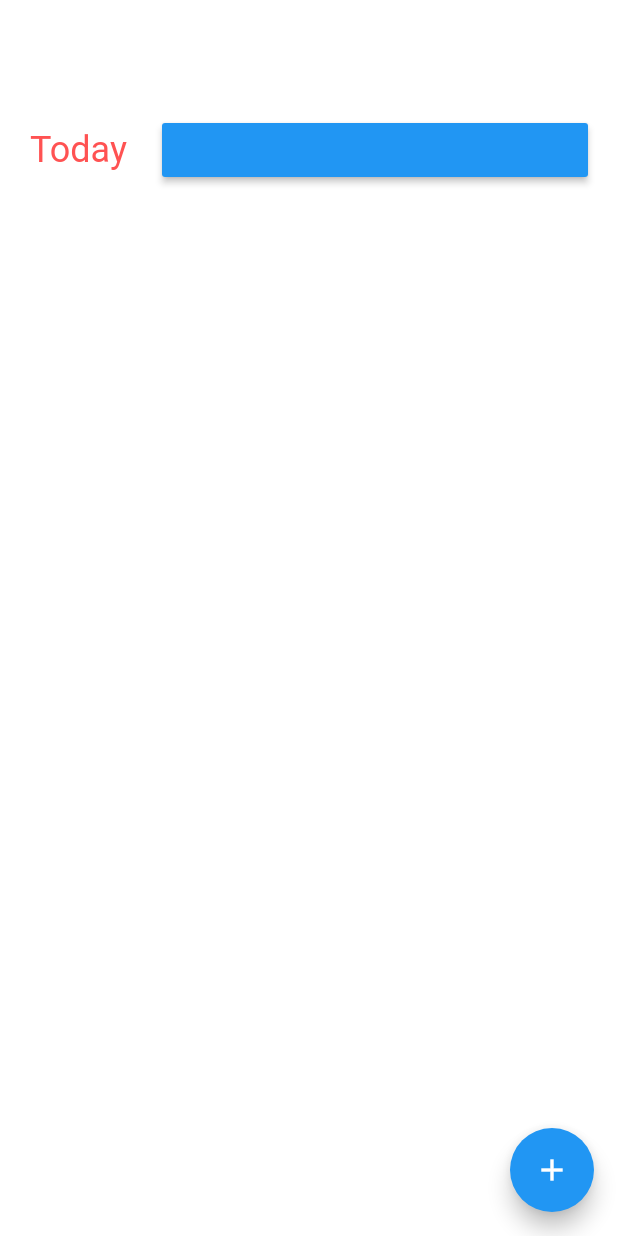
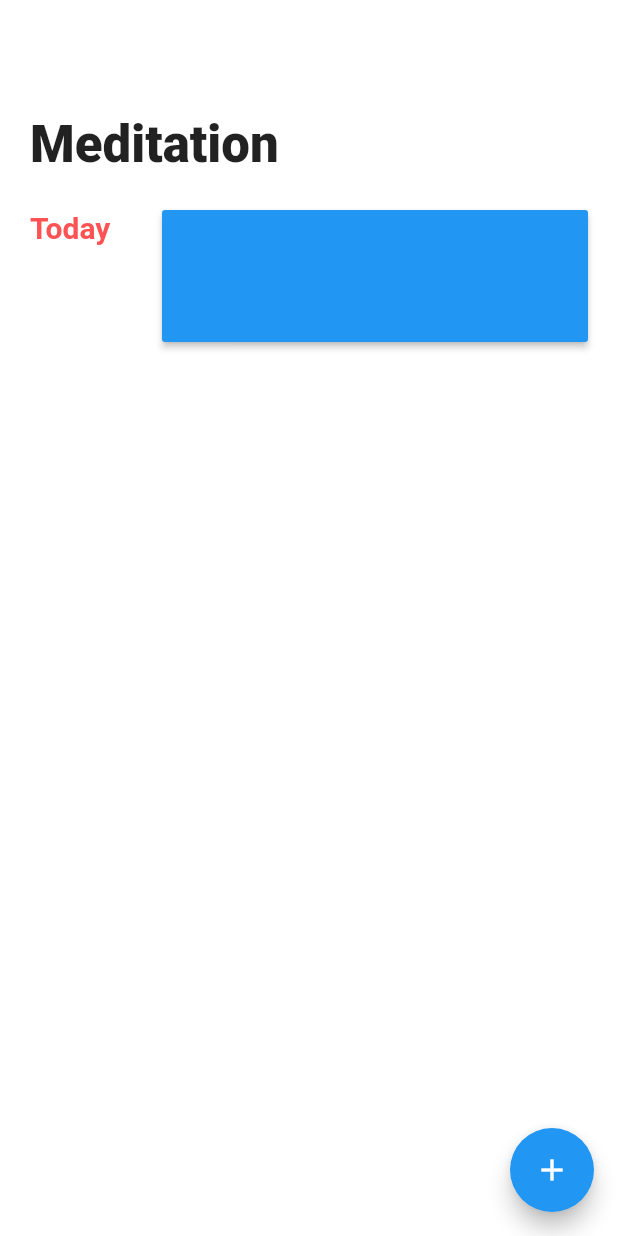
Before and after one commit to Flaque/bluesquares, a Flutter app: the screen it shows after launch, on a phone screen of 412 x 824 dp. Run offline on Flutter 3.47's test engine with Material 2 defaults, Android fonts, the phone set to English and light mode, and no system bars.

Commit message:
Add Aligned Button

```diff
--- a/lib/Components/TodayButton.dart
+++ b/lib/Components/TodayButton.dart
@@ -1,20 +1,32 @@
 import 'package:flutter/material.dart';
+
+const HEIGHT = 88.0;
+const TEXT_WIDTH = 88.0;
 
 class TodayButton extends StatelessWidget {
   @override
   Widget build(BuildContext context) {
     return new Row(children: <Widget>[
       new Container(
-        width: 88.0,
-        child: new Text('Today',
-            textAlign: TextAlign.left,
-            style: new TextStyle(color: Colors.redAccent, fontSize: 24.0)),
+        width: TEXT_WIDTH,
+        alignment: Alignment.topLeft,
+        child: new Container(
+            alignment: Alignment.topLeft,
+            height: HEIGHT,
+            child: new Text('Today',
+                textAlign: TextAlign.start,
+                style: new TextStyle(
+                    color: Colors.redAccent,
+                    fontWeight: FontWeight.w700,
+                    fontSize: 20.0))),
       ),
       new Expanded(
-          child: new RaisedButton(
-        color: Colors.blue,
-        onPressed: () => {},
-      ))
+          child: new Container(
+              height: HEIGHT,
+              child: new RaisedButton(
+                color: Colors.blue,
+                onPressed: () => {},
+              )))
     ]);
   }
 }
```
Also changed, not shown: lib/Components/Header.dart (+5 -5 lines).
